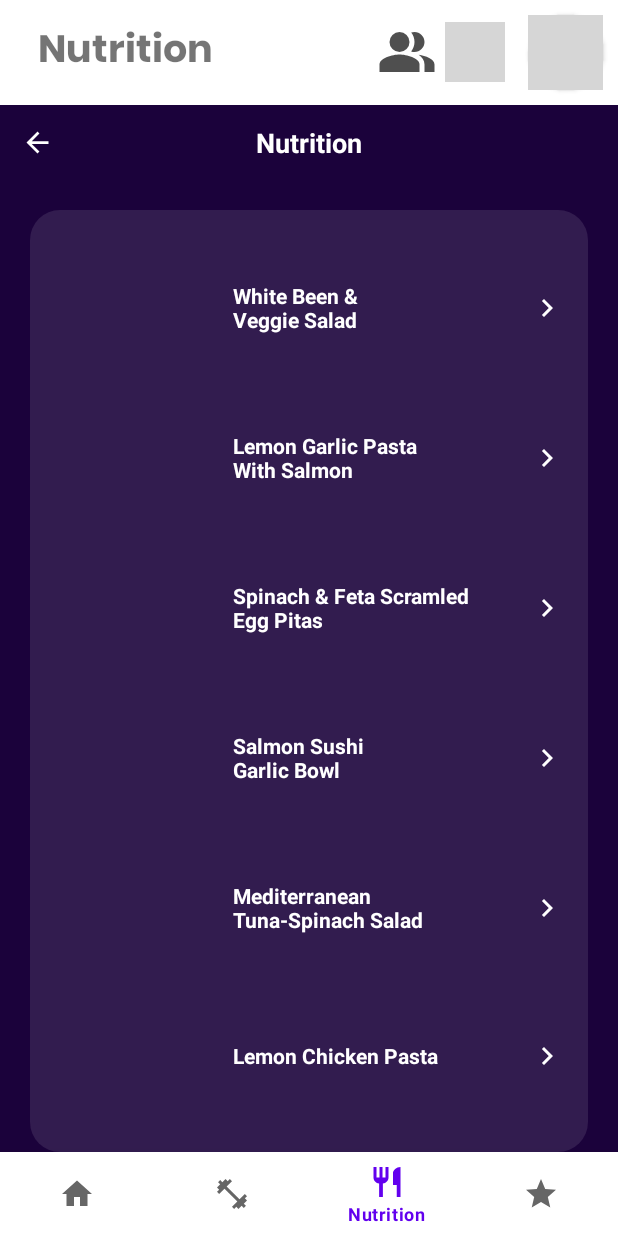
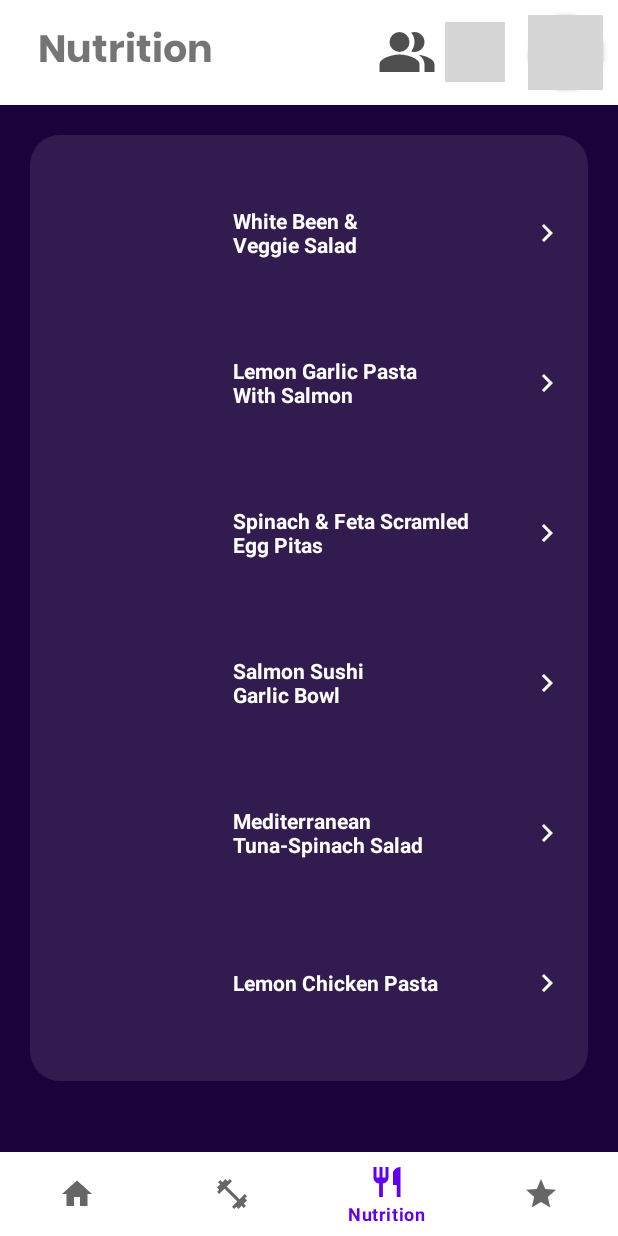
Before and after one commit to aramkeshishyan/GoFit, an Android app: the screen it shows after launch (HomePage), item 3 of the bottom bar chosen, on a phone screen of 412 x 824 dp. Run offline under Robolectric (Android 15) with nearby library versions, the phone set to English and light mode, and no system bars; pictures from the network do not load; grey boxes are pictures that could not be loaded.

Commit message:
minor fixes

```diff
--- a/app/src/main/res/layout/activity_settings.xml
+++ b/app/src/main/res/layout/activity_settings.xml
@@ -51,7 +51,7 @@
                 android:layout_height="wrap_content"
                 android:layout_gravity="center"
                 android:layout_marginTop="10dp"
-                android:text="Hany Akbari"
+                android:text="User Name"
                 android:textColor="#FFFFFF"
                 android:textSize="22sp"
                 android:textStyle="bold"/>
@@ -59,7 +59,7 @@
             <TextView
                 android:layout_width="wrap_content"
                 android:layout_height="wrap_content"
-                android:text="+1 818 930 2094"
+                android:text=""
                 android:textColor="#CCFFFFFF"
                 android:textSize="12sp"
                 android:layout_gravity="center"/>
--- a/app/src/main/res/layout/activity_user_profile.xml
+++ b/app/src/main/res/layout/activity_user_profile.xml
@@ -89,7 +89,7 @@
                 android:layout_width="wrap_content"
                 android:layout_height="wrap_content"
                 android:id="@+id/userFullName"
-                android:text="@string/user_name"
+                android:text=""
                 android:textStyle="bold"
                 android:textSize="30sp"
                 android:paddingTop="5dp"
--- a/app/src/main/res/layout/fragment_third.xml
+++ b/app/src/main/res/layout/fragment_third.xml
@@ -8,25 +8,6 @@
     android:background="@color/primary"
     tools:context=".HomePage">
 
-    <RelativeLayout
-        android:layout_width="match_parent"
-        android:layout_height="wrap_content">
-
-        <ImageView
-            android:layout_width="50dp"
-            android:layout_height="50dp"
-            android:src="@drawable/back_btn"
-            android:padding="14dp"/>
-
-        <TextView
-            android:layout_width="wrap_content"
-            android:layout_height="wrap_content"
-            android:layout_centerInParent="true"
-            android:text="Nutrition"
-            android:textColor="#FFFFFF"
-            android:textSize="18sp"
-            android:textStyle="bold" />
-    </RelativeLayout>
 
 
     <LinearLayout
```
